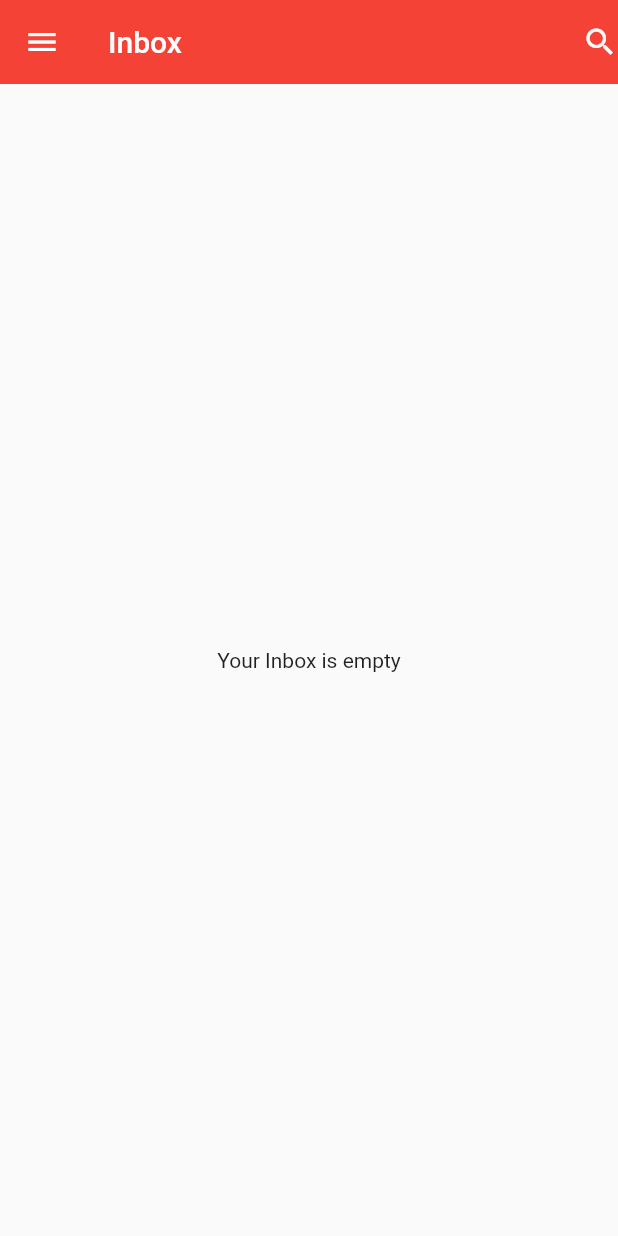
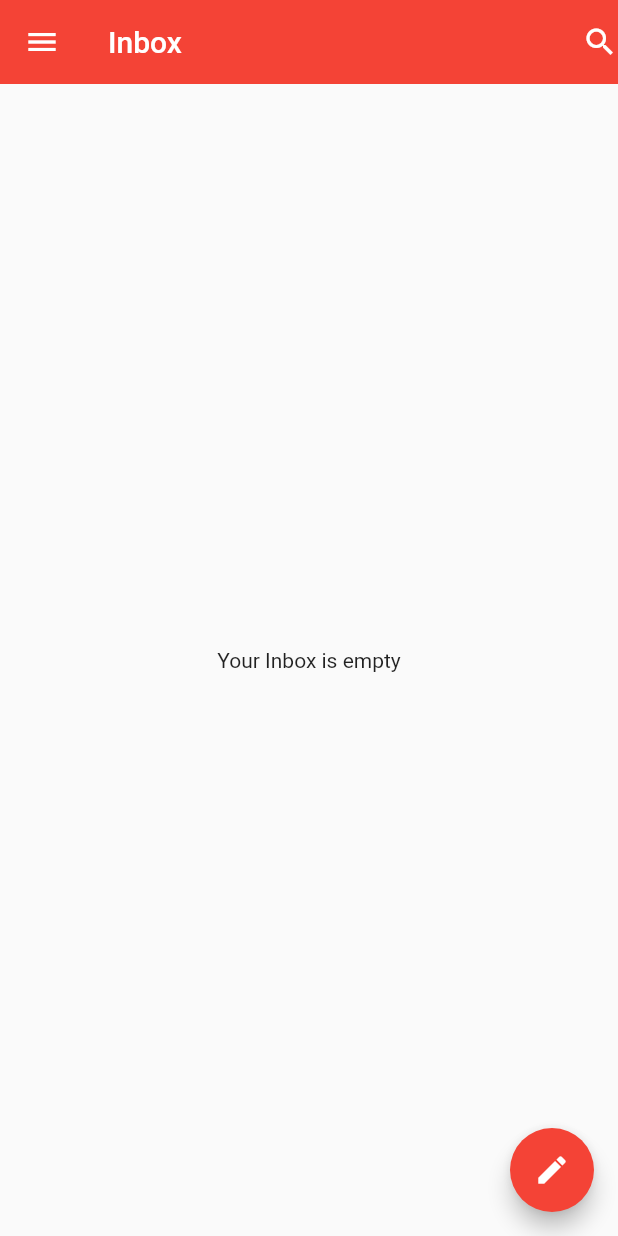
Before and after one commit to MrSCAN/Navigator-App, a Flutter app: the screen it shows after launch, on a phone screen of 412 x 824 dp. Run offline on Flutter 3.47's test engine with Material 2 defaults, Android fonts, the phone set to English and light mode, and no system bars.

Commit message:
Added the floating action button

```diff
--- a/lib/main.dart
+++ b/lib/main.dart
@@ -114,6 +114,7 @@ class _MyHomePageState extends State<MyHomePage> {
           ],
         ),
       ),
+      floatingActionButton: new FloatingActionButton(onPressed: ()=>{},child: new Icon(Icons.edit),backgroundColor: Colors.red,),
       body: new Container(
         child: new Center(
           child: new Text("Your Inbox is empty"),
```
